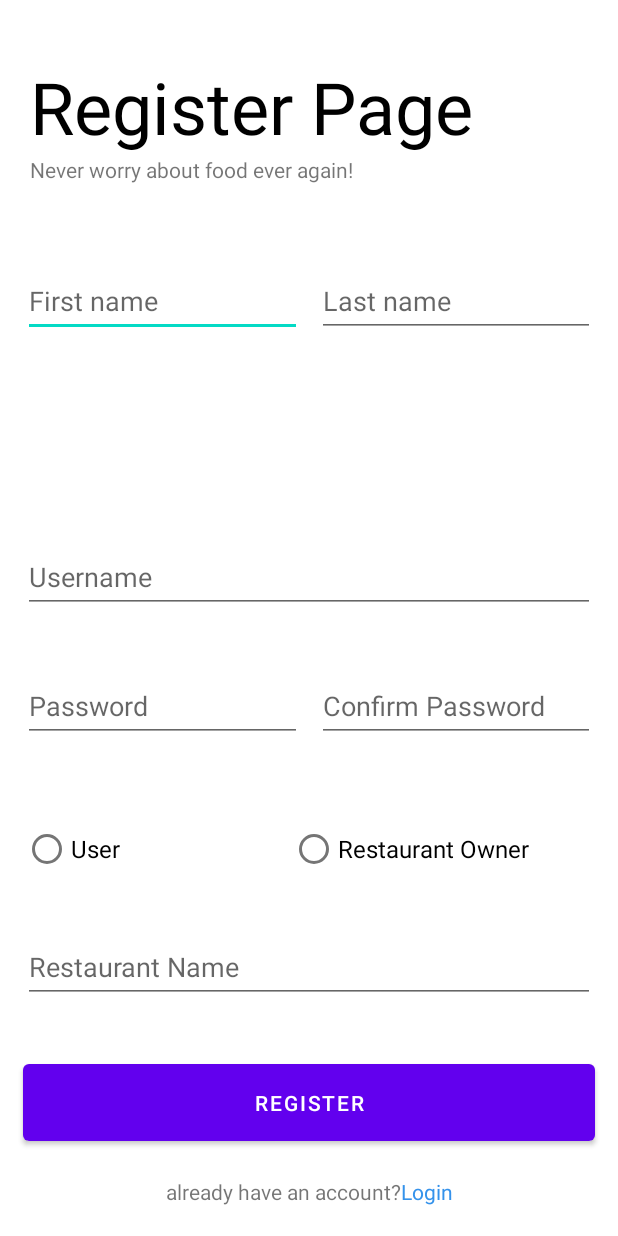
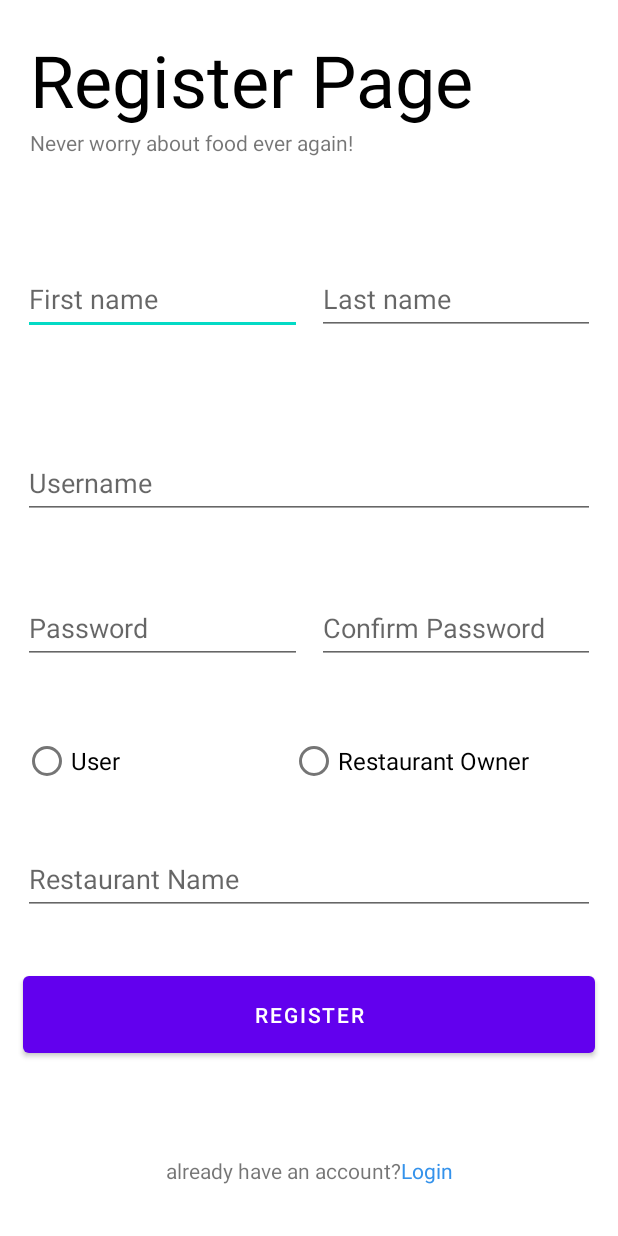
Before and after one commit to sadegh-majidi/Mobile-Programming-Final-Project, an Android app: the layout fragment_register.xml on its own in the app's theme, with its tools: preview values and no code run, on a phone screen of 412 x 824 dp. Run offline under Robolectric (Android 15) with nearby library versions, the phone set to English and light mode, and no system bars.

Commit message:
Code kirie sadegho comment kardam

```diff
--- a/app/src/main/res/layout/activity_main.xml
+++ b/app/src/main/res/layout/activity_main.xml
@@ -9,8 +9,8 @@
     <androidx.fragment.app.FragmentContainerView
         android:id="@+id/fragmentContainer"
         android:name="edu.sharif.snappfoodminus.view.RegisterFragment"
-        android:layout_width="wrap_content"
-        android:layout_height="wrap_content"
+        android:layout_width="match_parent"
+        android:layout_height="match_parent"
         app:layout_constraintBottom_toBottomOf="parent"
         app:layout_constraintEnd_toEndOf="parent"
         app:layout_constraintStart_toStartOf="parent"
--- a/app/src/main/res/layout/fragment_register.xml
+++ b/app/src/main/res/layout/fragment_register.xml
@@ -16,10 +16,10 @@
         android:text="Register"
         app:layout_constraintBottom_toBottomOf="@+id/linearLayout4"
         app:layout_constraintEnd_toEndOf="parent"
-        app:layout_constraintHorizontal_bias="0.0"
+        app:layout_constraintHorizontal_bias="1.0"
         app:layout_constraintStart_toStartOf="parent"
         app:layout_constraintTop_toBottomOf="@+id/linearLayout6"
-        app:layout_constraintVertical_bias="0.25" />
+        app:layout_constraintVertical_bias="0.145" />
 
     <LinearLayout
         android:id="@+id/nameRegisterLayout"
@@ -31,8 +31,8 @@
         app:layout_constraintEnd_toEndOf="parent"
         app:layout_constraintHorizontal_bias="0.0"
         app:layout_constraintStart_toStartOf="parent"
-        app:layout_constraintTop_toBottomOf="@+id/linearLayout"
-        app:layout_constraintVertical_bias="0.031">
+        app:layout_constraintTop_toTopOf="parent"
+        app:layout_constraintVertical_bias="0.215">
 
         <EditText
             android:id="@+id/registerFirstnameText"
@@ -128,8 +128,8 @@
         app:layout_constraintEnd_toEndOf="parent"
         app:layout_constraintHorizontal_bias="0.0"
         app:layout_constraintStart_toStartOf="parent"
-        app:layout_constraintTop_toBottomOf="@+id/linearLayout2"
-        app:layout_constraintVertical_bias="0.035">
+        app:layout_constraintTop_toBottomOf="@+id/nameRegisterLayout"
+        app:layout_constraintVertical_bias="0.411">
 
         <EditText
             android:id="@+id/usernameRegisterTxt"
@@ -146,12 +146,12 @@
         android:id="@+id/linearLayout4"
         android:layout_width="wrap_content"
         android:layout_height="wrap_content"
+        android:layout_marginBottom="4dp"
         android:orientation="horizontal"
-        android:padding="20dp"
+        android:padding="30dp"
         app:layout_constraintBottom_toBottomOf="parent"
         app:layout_constraintEnd_toEndOf="parent"
-        app:layout_constraintStart_toStartOf="parent"
-        app:layout_constraintVertical_bias="1.0">
+        app:layout_constraintStart_toStartOf="parent">
 
         <TextView
             android:id="@+id/textView4"
@@ -175,7 +175,7 @@
         android:layout_height="wrap_content"
         android:orientation="vertical"
         android:padding="20dp"
-        app:layout_constraintBottom_toBottomOf="parent"
+        app:layout_constraintBottom_toTopOf="@+id/nameRegisterLayout"
         app:layout_constraintEnd_toEndOf="parent"
         app:layout_constraintHorizontal_bias="0.0"
         app:layout_constraintStart_toStartOf="parent"
@@ -205,7 +205,7 @@
         android:padding="15dp"
         app:layout_constraintBottom_toBottomOf="@+id/linearLayout4"
         app:layout_constraintTop_toBottomOf="@+id/passwordRegisterLayout"
-        app:layout_constraintVertical_bias="0.07"
+        app:layout_constraintVertical_bias="0.035"
         tools:layout_editor_absoluteX="0dp">
 
         <RadioGroup
```
Also changed, not shown: app/src/main/AndroidManifest.xml (+6 -1 lines), app/src/main/java/edu/sharif/snappfoodminus/database/DataBase.java (+86 -86 lines), app/src/main/java/edu/sharif/snappfoodminus/model/LoginRepository.java (added, +30 -0 lines), app/src/main/java/edu/sharif/snappfoodminus/view/LoginFragment.java (+18 -45 lines), app/src/main/java/edu/sharif/snappfoodminus/view/RegisterFragment.java (+19 -46 lines), app/src/main/res/layout/fragment_login.xml (+4 -4 lines).
